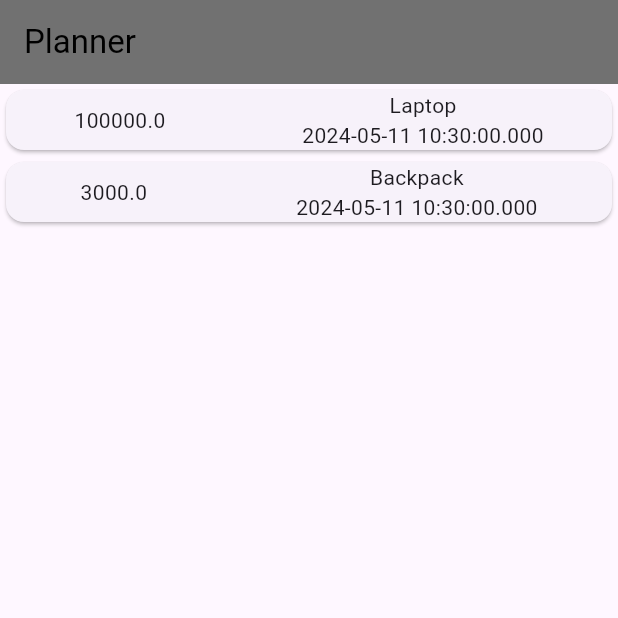
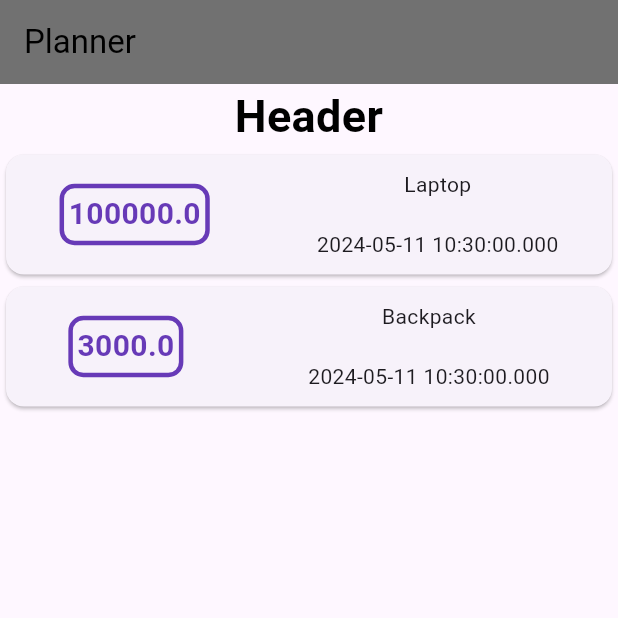
Before and after one commit to Lamafout/planner-app-from-course-flutter, a Flutter app: the screen it shows after launch, on a phone screen of 412 x 824 dp, the top half of it. Run offline on Flutter 3.47's test engine with Material 3 defaults, Android fonts, the phone set to English and light mode, and no system bars.

Commit message:
Some style changes

```diff
--- a/lib/main.dart
+++ b/lib/main.dart
@@ -40,6 +40,15 @@ class MyHomePage extends StatelessWidget {
         children: [
           Container(
             width: double.infinity,
+            child: Text(
+              'Header',
+              style: TextStyle(
+                fontSize: 30,
+                color: Colors.black,
+                fontWeight: FontWeight.bold
+              ),
+              textAlign: TextAlign.center,
+            ),
           ),
           Column(
             children: [
@@ -51,22 +60,52 @@ class MyHomePage extends StatelessWidget {
 
                     children: [
                       Container(
+                        padding: EdgeInsets.all(3),
+                        decoration: BoxDecoration(
+                          borderRadius: BorderRadius.all(Radius.circular(10)),
+                          border: Border(
+                            left: BorderSide(
+                              width: 3,
+                              color: Colors.deepPurple
+                            ),
+                            top: BorderSide(
+                              width: 3,
+                              color: Colors.deepPurple
+                            ),
+                            right: BorderSide(
+                              width: 3,
+                              color: Colors.deepPurple
+                            ),
+                            bottom: BorderSide(
+                              width: 3,
+                              color: Colors.deepPurple
+                            )
+                          )
+                        ),
+
                         child: Text(
-                          transaction.amount.toString()
+                          transaction.amount.toString(),
+                          style: TextStyle(
+                            fontWeight: FontWeight.bold,
+                            fontSize: 20,
+                            color: Colors.deepPurple
+                          ),
                         ),
                       ),
 
                       Column(
-                        mainAxisAlignment: MainAxisAlignment.spaceAround,
-
                         children: [
                           Container(
+                            margin: EdgeInsets.only(top: 10, bottom: 10),
+
                             child: Text(
                               transaction.title
                             ),
                           ),
 
                           Container(
+                            margin: EdgeInsets.only(top: 10, bottom: 10),
+
                             child: Text(
                               transaction.date.toString()
                             ),
```
